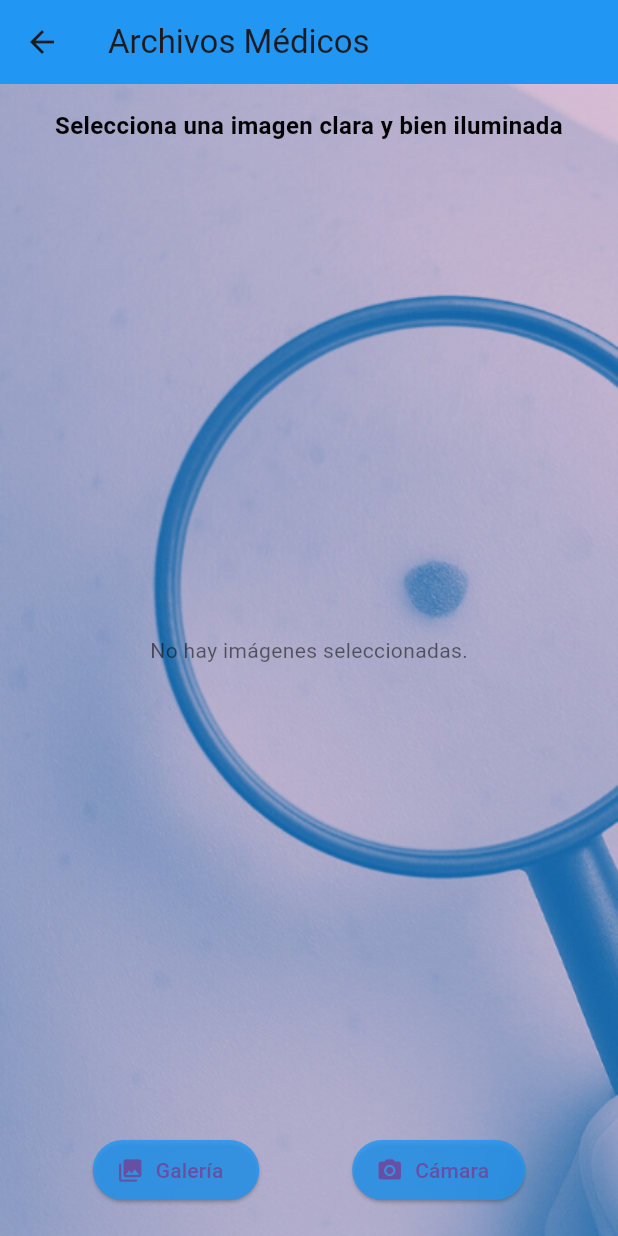
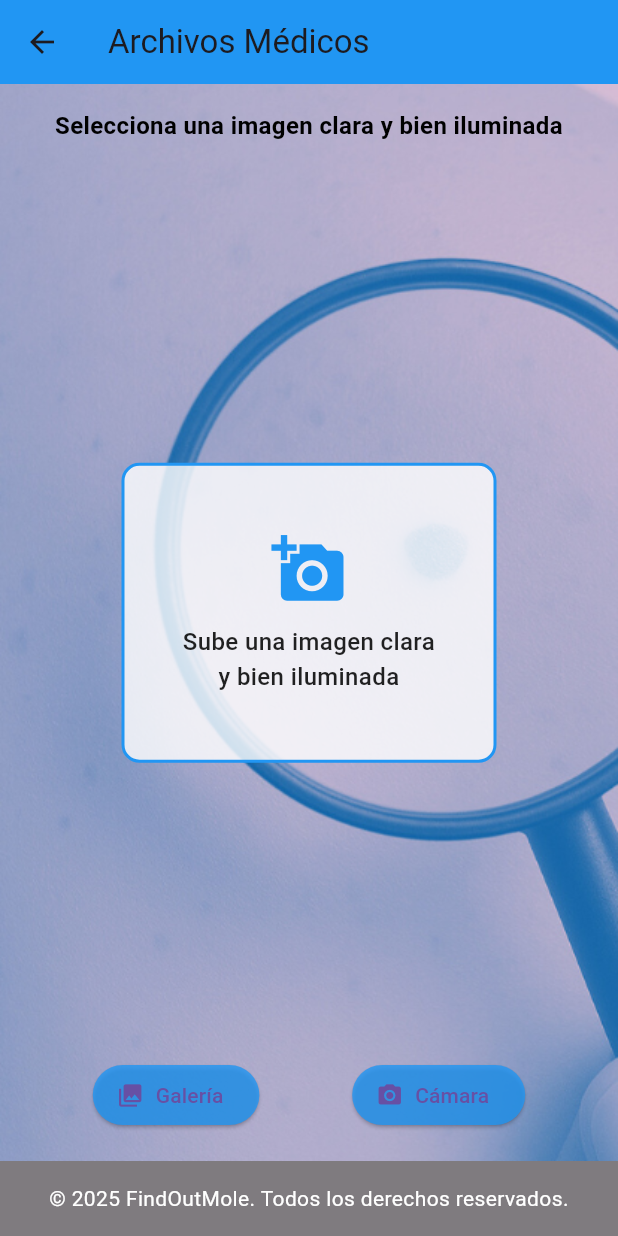
Before and after one commit to Sergi-10/findoutmole_copia, a Flutter app: the ArchivosScreen screen opened directly, on a phone screen of 412 x 824 dp. Run offline on Flutter 3.47's test engine with Material 3 defaults, Android fonts, the light colour scheme and no system bars; our stand-ins replace firebase_auth, firebase_core, google_fonts, image_picker, permission_handler; missing offline and left inert: image_editor; accounts and stored records are empty.

Commit message:
arreglar la página de archivo

```diff
--- a/lib/screen/menu_screen/Archivos.dart
+++ b/lib/screen/menu_screen/Archivos.dart
@@ -3,6 +3,7 @@ import 'package:image_picker/image_picker.dart' as picker; // Alias: picker
 import 'package:permission_handler/permission_handler.dart';
 import 'package:image_editor/image_editor.dart' as editor; // Alias: editor
 import 'dart:io';
+import 'package:findoutmole/screen/FootBar.dart';
 
 class ArchivosScreen extends StatefulWidget {
   const ArchivosScreen({super.key});
@@ -47,7 +48,9 @@ class _ArchivosScreenState extends State<ArchivosScreen> {
   Future<File?> _editImage(File imageFile) async {
     try {
       final editorOption = editor.ImageEditorOption();
-      editorOption.addOption(editor.ClipOption(x: 0, y: 0, width: 500, height: 500)); // Recorte
+      editorOption.addOption(
+        editor.ClipOption(x: 0, y: 0, width: 500, height: 500),
+      ); // Recorte
 
       final result = await editor.ImageEditor.editImage(
         image: imageFile.readAsBytesSync(),
@@ -70,16 +73,19 @@ class _ArchivosScreenState extends State<ArchivosScreen> {
   void _removeImage(int index) async {
     final confirm = await showDialog<bool>(
       context: context,
-      builder: (context) => AlertDialog(
+      builder:
+          (context) => AlertDialog(
             title: Text('Eliminar imagen'),
             content: Text('¿Estás seguro de que deseas eliminar esta imagen?'),
             actions: [
               TextButton(
                 onPressed: () => Navigator.pop(context, false),
-              child: Text('Cancelar')),
+                child: Text('Cancelar'),
+              ),
               TextButton(
                 onPressed: () => Navigator.pop(context, true),
-              child: Text('Eliminar')),
+                child: Text('Eliminar'),
+              ),
             ],
           ),
     );
@@ -127,9 +133,47 @@ class _ArchivosScreenState extends State<ArchivosScreen> {
               else if (_images.isEmpty)
                 Expanded(
                   child: Center(
-                    child: Text(
-                      'No hay imágenes seleccionadas.',
-                      style: TextStyle(color: Colors.black54),
+                    child: GestureDetector(
+                      onTap: () async {
+                        setState(() {
+                          _isLoading = true;
+                        });
+                        await _requestPermissions();
+                        await _pickImage(picker.ImageSource.gallery);
+                        setState(() {
+                          _isLoading = false;
+                        });
+                      },
+                      child: Container(
+                        width: 250,
+                        height: 200,
+                        padding: EdgeInsets.all(16),
+                        decoration: BoxDecoration(
+                          color: Colors.white.withOpacity(0.8),
+                          border: Border.all(color: Colors.blue, width: 2),
+                          borderRadius: BorderRadius.circular(12),
+                        ),
+                        child: Column(
+                          mainAxisAlignment: MainAxisAlignment.center,
+                          children: [
+                            Icon(
+                              Icons.add_a_photo,
+                              size: 50,
+                              color: Colors.blue,
+                            ),
+                            SizedBox(height: 12),
+                            Text(
+                              'Sube una imagen clara\ny bien iluminada',
+                              style: TextStyle(
+                                fontSize: 16,
+                                color: Colors.black87,
+                                fontWeight: FontWeight.w500,
+                              ),
+                              textAlign: TextAlign.center,
+                            ),
+                          ],
+                        ),
+                      ),
                     ),
                   ),
                 )
@@ -229,6 +273,7 @@ class _ArchivosScreenState extends State<ArchivosScreen> {
           ),
         ],
       ),
+      bottomNavigationBar: FooterBar(),
     );
   }
 }
```
Lines whose indentation alone changed are shown as unchanged.
